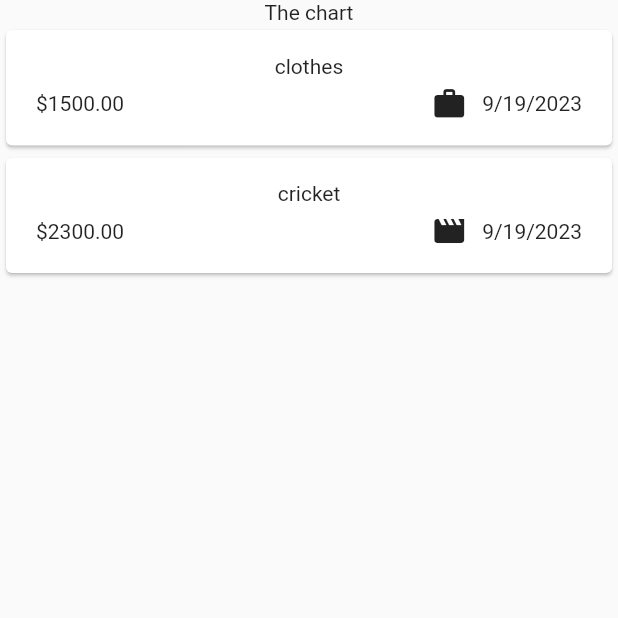
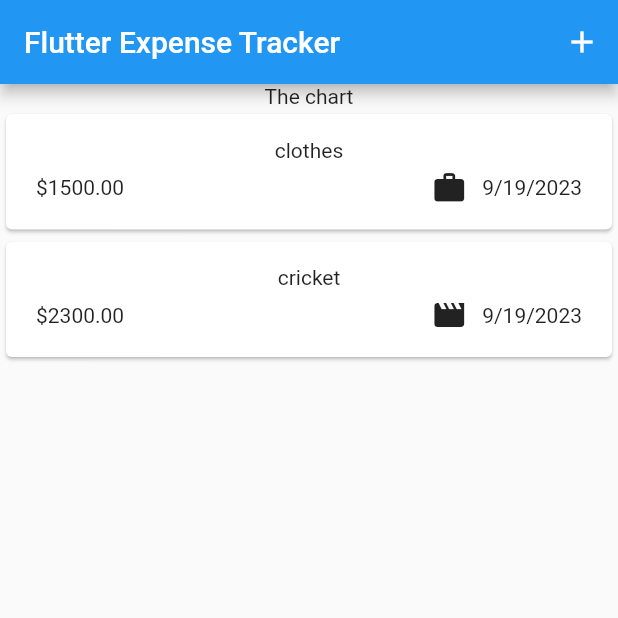
Before and after one commit to 8055vineet/ExpenseTracker, a Flutter app: the screen it shows after launch, on a phone screen of 412 x 824 dp, the top half of it. Run offline on Flutter 3.47's test engine with Material 2 defaults, Android fonts, the phone set to English and light mode, and no system bars.

Commit message:
adding app bar and + button

```diff
--- a/lib/widgets/expenses.dart
+++ b/lib/widgets/expenses.dart
@@ -1,6 +1,7 @@
 import 'package:expensetracker/models/expense.dart';
 import 'package:flutter/material.dart';
 import 'package:expensetracker/widgets/expenses_list/expenses_list.dart';
+
 class Expenses extends StatefulWidget {
   const Expenses({super.key});
 
@@ -9,20 +10,37 @@ class Expenses extends StatefulWidget {
 }
 
 class _ExpensesState extends State<Expenses> {
-  final  List<Expense>_registeredExpenses=[
-    Expense(title: "clothes", amount: 1500, date: DateTime.now(), category:Category.work),
-    Expense(title: "cricket", amount: 2300, date: DateTime.now(), category:Category.leisure),
+  final List<Expense> _registeredExpenses = [
+    Expense(
+        title: "clothes",
+        amount: 1500,
+        date: DateTime.now(),
+        category: Category.work),
+    Expense(
+        title: "cricket",
+        amount: 2300,
+        date: DateTime.now(),
+        category: Category.leisure),
   ];
 
+  @override
+  Widget build(context) {
+    return Scaffold(
+        appBar: AppBar(
+          title: Text('Flutter Expense Tracker'),
 
-  @override
-  Widget build( context) {
-    return  Scaffold(body:
-    Column(
-      children: [
-        const Text("The chart"),
-        Expanded(child: ExpensesList(expenses: _registeredExpenses)),
-      ],
-    ));
+        actions: [
+          IconButton(
+            onPressed: () {},
+            icon: Icon(Icons.add),
+          ),
+        ],
+    ),
+        body: Column(
+          children: [
+            const Text("The chart"),
+            Expanded(child: ExpensesList(expenses: _registeredExpenses)),
+          ],
+        ));
   }
 }
```
